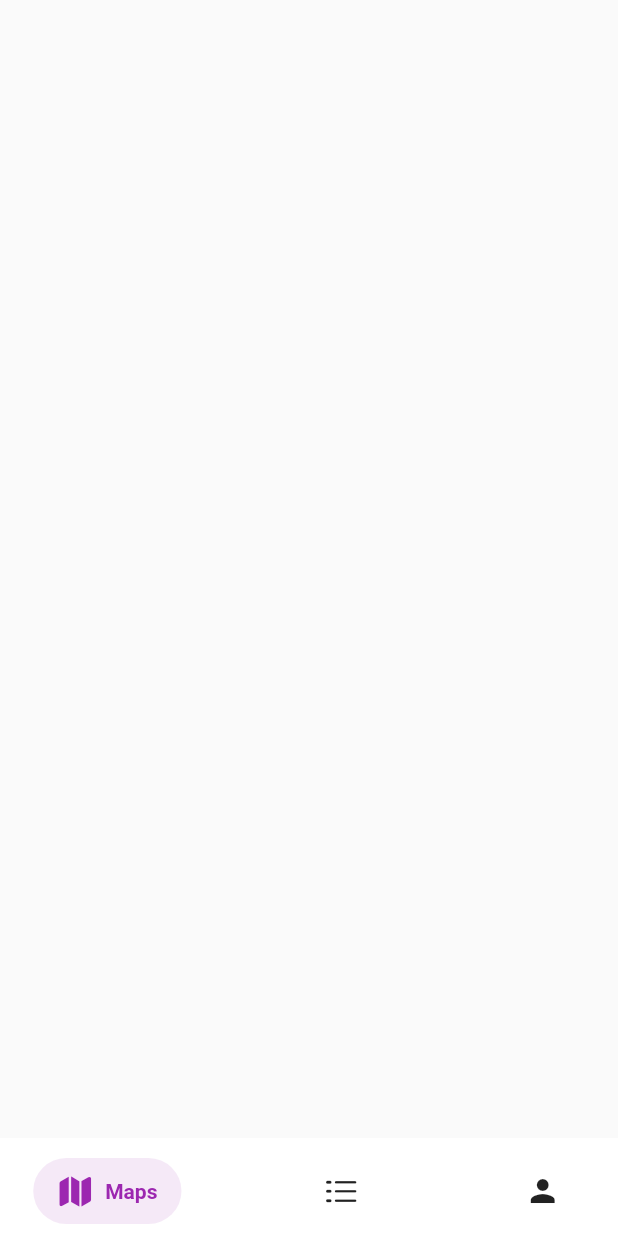
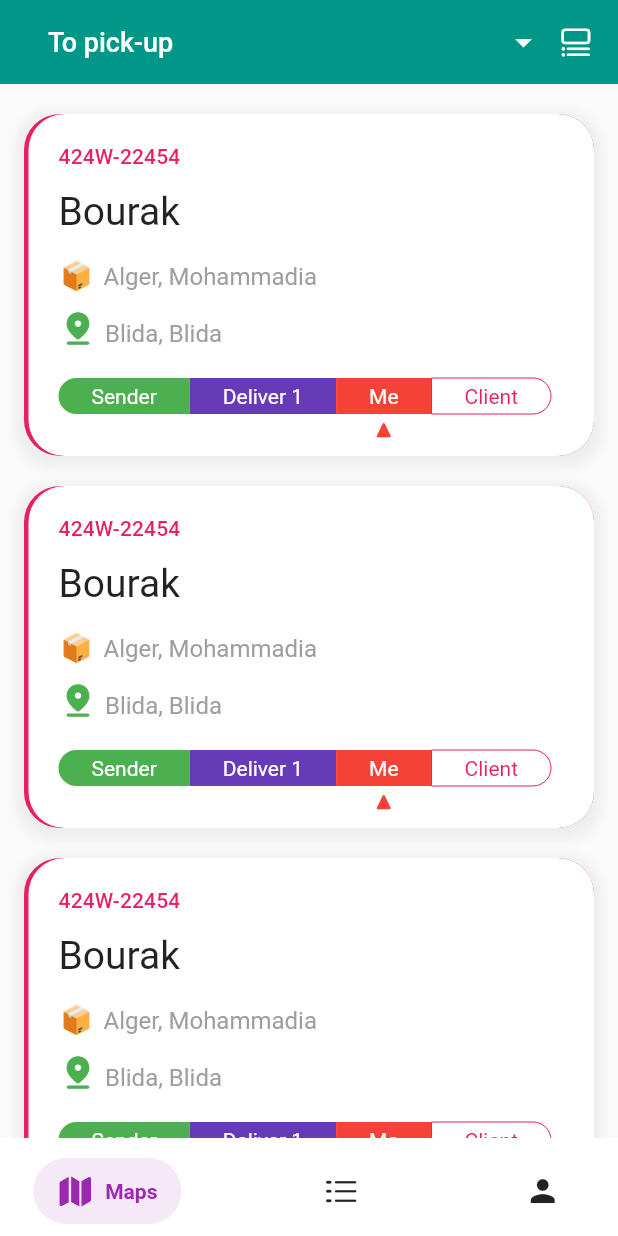
Before and after one commit to DG-Tarek/WeeWee-Delivery, a Flutter app: the DeliverMainScreen screen opened directly, on a phone screen of 412 x 824 dp. Run offline on Flutter 3.47's test engine with Material 2 defaults, Android fonts, the phone set to English and light mode, and no system bars; drawn by our look-alikes of salomon_bottom_bar; our stand-ins replace animated_text_kit, dropdown_button2, flutter_datetime_picker, flutter_screenutil, smooth_page_indicator.

Commit message:
deliver side, packages screen

```diff
--- a/lib/src/constant/constant.dart
+++ b/lib/src/constant/constant.dart
@@ -1,3 +1,5 @@
+import 'package:flutter/material.dart';
+
 late double height ;
 late double width ;
 
@@ -16,3 +18,7 @@ Transport(name: "van", image: "assets/icons/suv.png"),
 Transport(name: "mini truck", image: "assets/icons/truck1.png"),
 Transport(name: "truck", image: "assets/icons/truck2.png"),
 ];
+
+final List<Color> COLORS = [Colors.deepPurple,Colors.blue,Colors.teal,Colors.deepOrange,Colors.pink,
+Colors.purpleAccent, Colors.red, Colors.brown
+];
--- a/lib/src/deliver/deliver_main_screen.dart
+++ b/lib/src/deliver/deliver_main_screen.dart
@@ -5,7 +5,7 @@ import 'package:flutter/material.dart';
 import 'package:flutter_screenutil/flutter_screenutil.dart';
 import 'package:salomon_bottom_bar/salomon_bottom_bar.dart';
 
-import 'list_screen/list_screen.dart';
+import 'list_screen/packages_screen.dart';
 
 class DeliverMainScreen extends StatefulWidget {
   const DeliverMainScreen({Key? key}) : super(key: key);
@@ -19,11 +19,12 @@ class _DeliverMainScreenState extends State<DeliverMainScreen> {
   @override
   Widget build(BuildContext context) {
     return Scaffold(
-      body:ListScreen(),
+      body:PackagesList(),
       bottomNavigationBar: Container(
         color: Colors.white,
         padding: EdgeInsets.only(right: 32.w ,left: 32.w, top: 12.w),
         child: SalomonBottomBar(
+
           currentIndex: _currentIndex,
           onTap: (i) => setState(() => _currentIndex = i),
           items: [
@@ -37,7 +38,7 @@ class _DeliverMainScreenState extends State<DeliverMainScreen> {
             /// Likes
             SalomonBottomBarItem(
               icon: Icon(CupertinoIcons.list_dash),
-              title: Text("List"),
+              title: Text("Packages"),
               selectedColor: Colors.teal,
             ),
 
--- a/lib/src/deliver/list_screen/list_screen.dart
+++ /dev/null
@@ -1,21 +0,0 @@
-
-
-import 'package:flutter/material.dart';
-
-class ListScreen extends StatefulWidget {
-  const ListScreen({Key? key}) : super(key: key);
-
-  @override
-  State<ListScreen> createState() => _ListScreenState();
-}
-
-class _ListScreenState extends State<ListScreen> {
-  @override
-  Widget build(BuildContext context) {
-    return Column(
-      children: [
-
-      ],
-    );
-  }
-}
--- /dev/null
+++ b/lib/src/deliver/list_screen/package_item.dart
@@ -0,0 +1,137 @@
+
+import 'dart:math';
+
+import 'package:flutter/cupertino.dart';
+import 'package:flutter/material.dart';
+import 'package:weewee_delivery/src/constant/constant.dart';
+
+class PackageItem extends StatelessWidget {
+  const PackageItem({Key? key}) : super(key: key);
+
+  @override
+  Widget build(BuildContext context) {
+    final color =  COLORS[Random().nextInt(COLORS.length)];
+    return Padding(
+      padding: const EdgeInsets.only(left: 16, right: 16, bottom: 20),
+      child: Container(
+        decoration: BoxDecoration(
+          color: color,
+          borderRadius: BorderRadius.all(Radius.circular(24)),
+          boxShadow: [
+            BoxShadow(
+              color: Colors.grey.shade200,
+              spreadRadius: 5,
+              blurRadius: 5,
+              offset: Offset(0, 3),
+            ),
+          ],
+        ),
+        child: Padding(
+          padding: const EdgeInsets.only(left: 3),
+          child: Container(
+            width: width,
+            decoration: const BoxDecoration(
+              color:  Colors.white,
+              borderRadius: BorderRadius.all(Radius.circular(24)),
+            ),
+            alignment: Alignment.center,
+            padding: EdgeInsets.only(top: 20,bottom: 10, left: 20,right: 20),
+            child: Column(
+              crossAxisAlignment: CrossAxisAlignment.start,
+              children: [
+                Text("424W-22454" , style: Theme.of(context).textTheme.titleSmall!.copyWith(color: color),),
+                SizedBox(height: 14,),
+                Text("Bourak" , style: Theme.of(context).textTheme.titleLarge!.copyWith(fontSize: 26),),
+                SizedBox(height: 18,),
+                Row(
+                  crossAxisAlignment: CrossAxisAlignment.end,
+                  children:  [
+                    const SizedBox(width: 2,),
+                    SizedBox(
+                        height: 20,
+                        width: 20,
+                        child: Image.asset("assets/icons/package.png")),
+                    const SizedBox(width: 8,),
+                     const Text("Alger, Mohammadia" ,
+                      style:  TextStyle(
+                      fontSize: 16,
+                        color: Colors.grey
+                    ),)
+                  ],
+                ),
+                SizedBox(height: 12,),
+                Row(
+                  crossAxisAlignment: CrossAxisAlignment.end,
+                  children:  const [
+                    Icon(Icons.pin_drop_rounded, color: Colors.green,size: 26,),
+                     SizedBox(width: 5,),
+                    Text("Blida, Blida",
+                      style:  TextStyle(
+                        fontSize: 16,
+                        color: Colors.grey
+                      ),)
+                  ],
+                ),
+                SizedBox(height: 20,),
+                Container(
+
+                  decoration: BoxDecoration(
+                    borderRadius: BorderRadius.all(Radius.circular(12)),
+                  ),
+                  child: SingleChildScrollView(
+                    scrollDirection: Axis.horizontal,
+                    child: Row(
+                      crossAxisAlignment: CrossAxisAlignment.start,
+                      children: [
+                        Container(
+                          decoration: BoxDecoration(
+                            color: Colors.green,
+                            borderRadius: BorderRadius.only(topLeft: Radius.circular(12), bottomLeft: Radius.circular(12)),
+                          ),
+                          padding: EdgeInsets.symmetric(vertical: 4,  horizontal: 22),
+                          alignment: Alignment.center,
+                          child: Text("Sender" , style: TextStyle(color: Colors.white),),
+                        ),
+                        Container(
+                          color: Colors.deepPurple,
+                          padding: EdgeInsets.symmetric(vertical: 4,  horizontal: 22),
+                          alignment: Alignment.center,
+                          child: Text("Deliver 1" , style: TextStyle(color: Colors.white),),
+                        ),
+
+                        Column(
+                          children: [
+                            Container(
+                              color: Colors.red,
+                              padding: EdgeInsets.symmetric(vertical: 4,  horizontal: 22),
+                              alignment: Alignment.center,
+                              child: Text("Me" , style: TextStyle(color: Colors.white),),
+                            ),
+                            SizedBox(height: 4,),
+                            Icon(CupertinoIcons.arrowtriangle_up_fill , size: 14,color: Colors.red,),
+                          ],
+                        ),
+                        Container(
+                          padding: EdgeInsets.symmetric(vertical: 4, horizontal: 22),
+                          alignment: Alignment.center,
+                          decoration: BoxDecoration(
+                            color: Colors.transparent,
+                              border: Border.all(color: color , width: 0),
+                            borderRadius: BorderRadius.only(topRight: Radius.circular(12), bottomRight: Radius.circular(12)),
+
+                          ),
+                          child: Text("Client" , style: TextStyle(color: color,),),
+                        ),
+                      ],
+                    ),
+                  ),
+                )
+
+              ],
+            ),
+          ),
+        ),
+      ),
+    );
+  }
+}
--- /dev/null
+++ b/lib/src/deliver/list_screen/packages_screen.dart
@@ -0,0 +1,96 @@
+
+
+import 'package:dropdown_button2/dropdown_button2.dart';
+import 'package:flutter/cupertino.dart';
+import 'package:flutter/material.dart';
+import 'package:weewee_delivery/src/constant/constant.dart';
+import 'package:weewee_delivery/src/deliver/list_screen/package_item.dart';
+
+class PackagesList extends StatefulWidget {
+  const PackagesList({Key? key}) : super(key: key);
+
+  @override
+  State<PackagesList> createState() => _PackagesListState();
+}
+
+class _PackagesListState extends State<PackagesList> {
+  @override
+  Widget build(BuildContext context) {
+    return CustomScrollView(
+
+      slivers: [
+        SliverAppBar(
+          backgroundColor: Colors.teal,
+          automaticallyImplyLeading: false,
+          title: Row(
+            children: [
+              Flexible(child: DropdownButtonFormField2(
+                decoration: InputDecoration(
+                  isDense: true,
+                  contentPadding: EdgeInsets.zero,
+                  border: OutlineInputBorder(
+                    borderRadius: BorderRadius.circular(4),
+                  ),
+                  enabledBorder: OutlineInputBorder(
+                    borderSide: BorderSide(color: Colors.transparent,width: 0),
+                    borderRadius: BorderRadius.all(Radius.circular(12)),
+                  ),
+                  focusedBorder: OutlineInputBorder(
+                    borderSide: BorderSide(color: Colors.transparent, width: 1),
+                    borderRadius: BorderRadius.all(Radius.circular(12)),
+                  ),
+                ),
+                isExpanded: true,
+                hint: const Text(
+                  "To pick-up",
+                  style: TextStyle(fontSize: 18, color: Colors.white, fontWeight: FontWeight.w500),
+                ),
+                items: const ["To pick-up", "To deliver", "To return"]
+                    .map((item) =>
+                    DropdownMenuItem<String>(
+                      value: item,
+                      child: Text(
+                        item,
+                        style: const TextStyle(
+                            fontSize: 18,
+                            fontWeight: FontWeight.w500,
+                            color: Colors.teal
+                        ),
+                      ),
+                    ))
+                    .toList(),
+                onChanged: (value) {
+                  print(value.toString());
+                },
+                buttonStyleData: const ButtonStyleData(
+                  height: 60,
+                  padding: EdgeInsets.only(right: 10),
+                ),
+                iconStyleData: const IconStyleData(
+                  icon: Icon(
+                    Icons.arrow_drop_down_outlined,
+                    color: Colors.white,
+                  ),
+                  iconSize: 26,
+                ),
+                dropdownStyleData: DropdownStyleData(
+                  decoration: BoxDecoration(
+                    borderRadius: BorderRadius.circular(12),
+                  ),
+                ),
+              )),
+              Icon(CupertinoIcons.list_bullet_below_rectangle)
+            ],
+          ),
+        ),
+        SliverList(
+            delegate: SliverChildBuilderDelegate(
+                (context,index){
+                  return index == 0 ? SizedBox(height: 20,): PackageItem();
+                },
+              childCount: 5
+            ))
+      ],
+    );
+  }
+}
--- a/lib/src/registering/information/second_screen.dart
+++ b/lib/src/registering/information/second_screen.dart
@@ -146,11 +146,6 @@ class _SecondPageState extends State<SecondPage> {
                   ),
                 ),
               ),
-
-
-
-
-
               const SizedBox(height: 20,),
               const TextField(
                 decoration: InputDecoration(
--- a/pubspec.yaml
+++ b/pubspec.yaml
@@ -70,6 +70,8 @@ flutter:
     - assets/icons/truck1.png
     - assets/icons/truck2.png
     - assets/icons/walking.png
+    - assets/icons/package.png
+    - assets/icons/done.png
   #   - images/a_dot_ham.jpeg
 
   # An image asset can refer to one or more resolution-specific "variants", see
```
Also changed, not shown: assets/icons/done.png (added), assets/icons/package.png (added), lib/src/deliver/list_screen/ListItem.dart (deleted).
